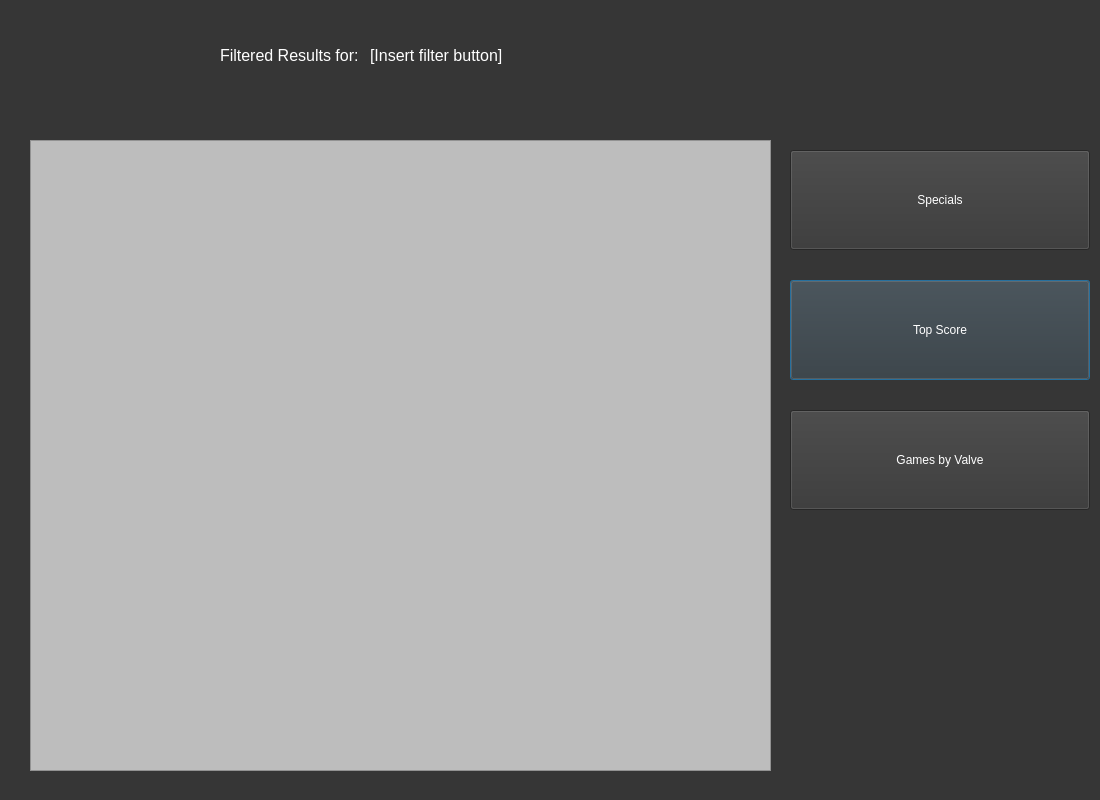
The window that UI files/filteredSearch.ui (DataChefBoyardee/Database-Design-FP) describes before a commit, drawn with Qt 5.
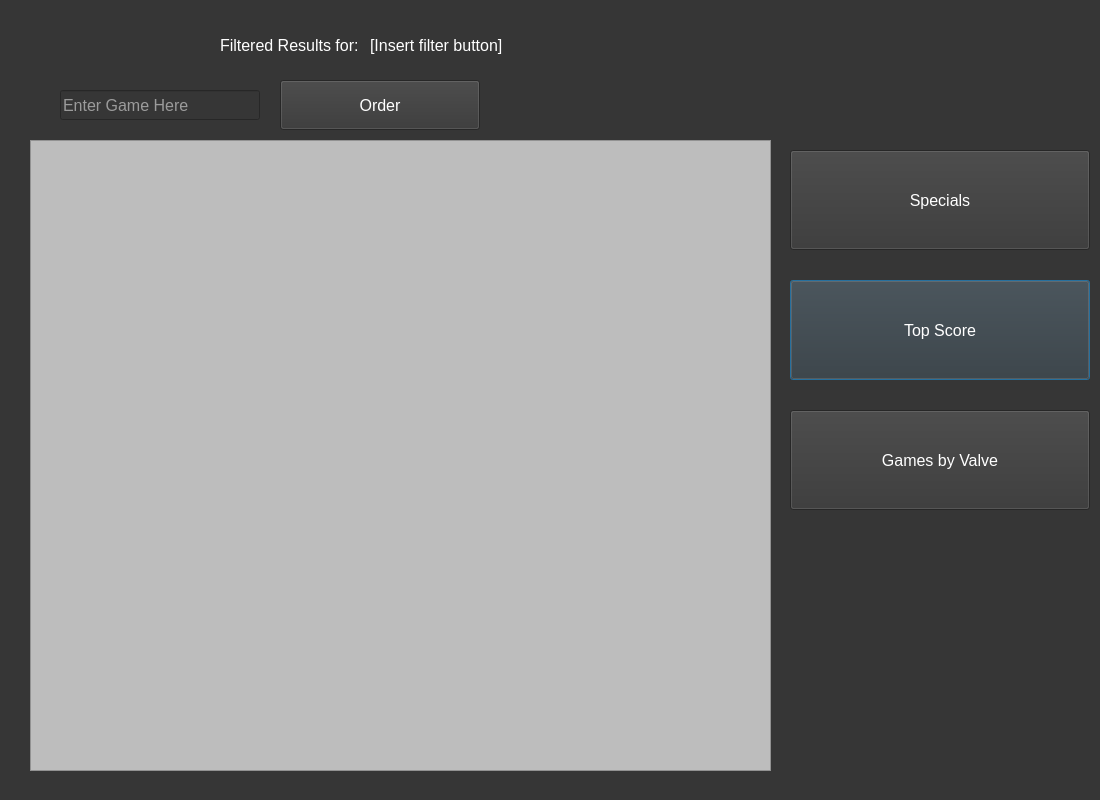
The same window after the commit.

Diff of the .ui file:
```diff
--- a/UI files/filteredSearch.ui
+++ b/UI files/filteredSearch.ui
@@ -33,7 +33,7 @@
    <property name="geometry">
     <rect>
      <x>220</x>
-     <y>40</y>
+     <y>30</y>
      <width>201</width>
      <height>31</height>
     </rect>
@@ -54,7 +54,7 @@
    <property name="geometry">
     <rect>
      <x>370</x>
-     <y>40</y>
+     <y>30</y>
      <width>311</width>
      <height>31</height>
     </rect>
@@ -80,6 +80,11 @@
      <height>100</height>
     </rect>
    </property>
+   <property name="font">
+    <font>
+     <pointsize>12</pointsize>
+    </font>
+   </property>
    <property name="styleSheet">
     <string notr="true">color: rgb(255, 255, 255)</string>
    </property>
@@ -96,6 +101,14 @@
      <height>100</height>
     </rect>
    </property>
+   <property name="font">
+    <font>
+     <pointsize>12</pointsize>
+    </font>
+   </property>
+   <property name="autoFillBackground">
+    <bool>false</bool>
+   </property>
    <property name="styleSheet">
     <string notr="true">color: rgb(255, 255, 255)</string>
    </property>
@@ -112,6 +125,11 @@
      <height>100</height>
     </rect>
    </property>
+   <property name="font">
+    <font>
+     <pointsize>12</pointsize>
+    </font>
+   </property>
    <property name="styleSheet">
     <string notr="true">color: rgb(255, 255, 255)</string>
    </property>
@@ -119,6 +137,48 @@
     <string>Games by Valve</string>
    </property>
   </widget>
+  <widget class="QLineEdit" name="orderEdit">
+   <property name="geometry">
+    <rect>
+     <x>60</x>
+     <y>90</y>
+     <width>200</width>
+     <height>30</height>
+    </rect>
+   </property>
+   <property name="font">
+    <font>
+     <pointsize>12</pointsize>
+    </font>
+   </property>
+   <property name="styleSheet">
+    <string notr="true">color: rgb(255, 255, 255)</string>
+   </property>
+   <property name="placeholderText">
+    <string>Enter Game Here</string>
+   </property>
+  </widget>
+  <widget class="QPushButton" name="pushButton">
+   <property name="geometry">
+    <rect>
+     <x>280</x>
+     <y>80</y>
+     <width>200</width>
+     <height>50</height>
+    </rect>
+   </property>
+   <property name="font">
+    <font>
+     <pointsize>12</pointsize>
+    </font>
+   </property>
+   <property name="styleSheet">
+    <string notr="true">color: rgb(255, 255, 255)</string>
+   </property>
+   <property name="text">
+    <string>Order</string>
+   </property>
+  </widget>
  </widget>
  <resources/>
  <connections/>
```
Left out of the diff: 2 changed lines with no effect on the pictures.
